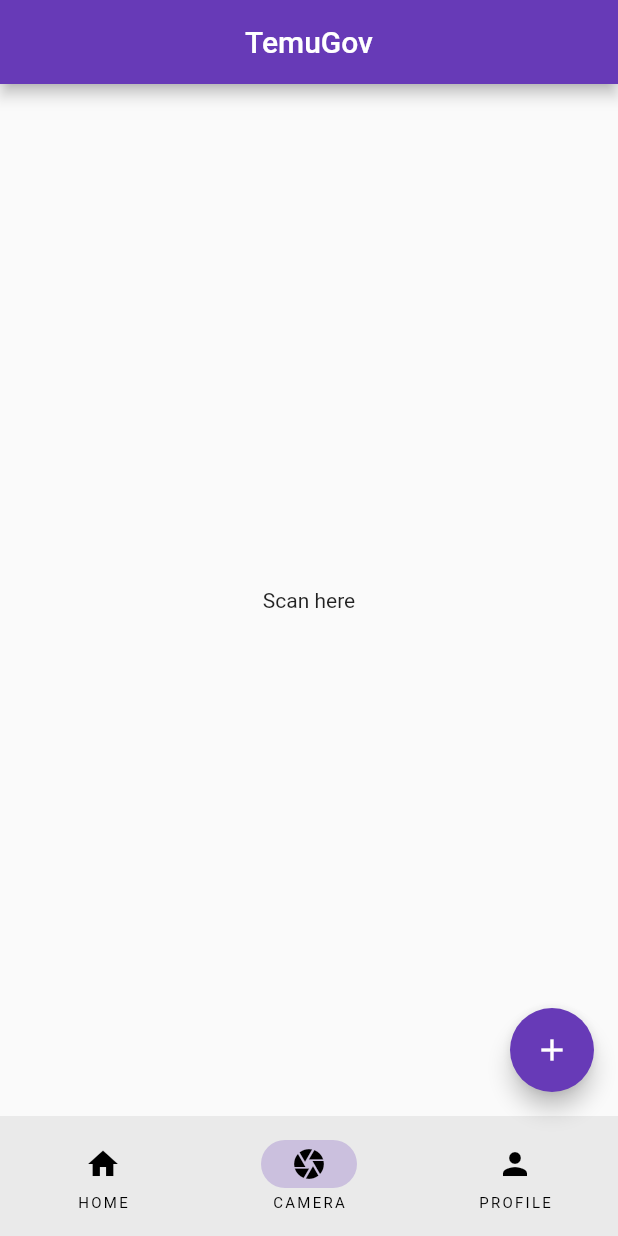
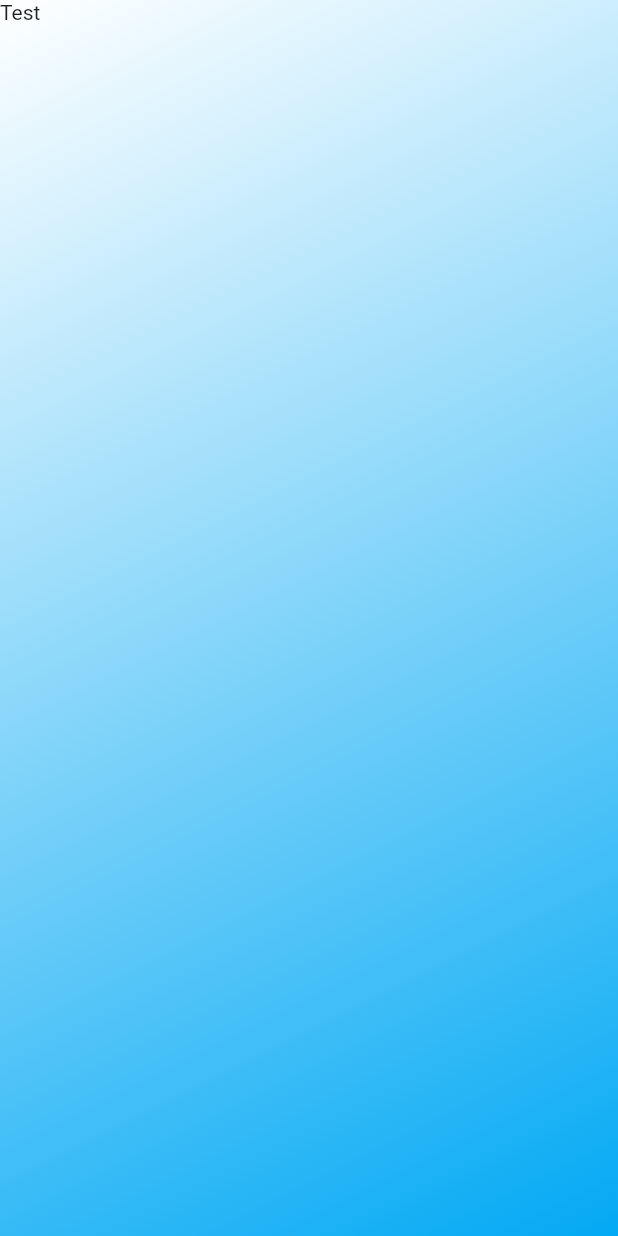
Before and after one commit to Azizie13/TemuGov, a Flutter app: the screen it shows after launch, item 2 of the bottom bar chosen, after a tap on the "add" icon, on a phone screen of 412 x 824 dp. Run offline on Flutter 3.47's test engine with Material 2 defaults, Android fonts, the phone set to English and light mode, and no system bars; our stand-ins replace animated_splash_screen, page_transition.

Commit message:
Fixed the background images, and added new pages

```diff
--- /dev/null
+++ b/lib/decoration/background.dart
@@ -0,0 +1,14 @@
+import 'package:flutter/material.dart';
+
+BoxDecoration backgroundGradient() {
+  return const BoxDecoration(
+    gradient: LinearGradient(
+      begin: Alignment.topLeft,
+      end: Alignment.bottomRight,
+      colors: [
+        Colors.white,
+        Colors.lightBlue,
+      ],
+    ),
+  );
+}
--- /dev/null
+++ b/lib/info_pages/lang_select.dart
@@ -0,0 +1,19 @@
+import 'package:flutter/material.dart';
+
+import '../decoration/background.dart';
+
+class LanguageSelectPage extends StatelessWidget {
+  const LanguageSelectPage({super.key});
+
+  @override
+  Widget build(BuildContext context) {
+    return Scaffold(
+      body: Container(
+        height: double.infinity,
+        width: double.infinity,
+        decoration: backgroundGradient(),
+        child: const Text("Test"),
+      ),
+    );
+  }
+}
--- a/lib/main.dart
+++ b/lib/main.dart
@@ -3,6 +3,7 @@ import 'package:temugov_dev/root_page.dart';
 import 'package:page_transition/page_transition.dart';
 import 'package:animated_splash_screen/animated_splash_screen.dart';
 import 'package:temugov_dev/splash.dart';
+import 'package:temugov_dev/decoration/background.dart';
 
 void main() {
   runApp(const MyApp());
@@ -15,19 +16,21 @@ class MyApp extends StatelessWidget {
   Widget build(BuildContext context) {
     return MaterialApp(
       title: 'TemuGov App',
-      home: AnimatedSplashScreen(
+      home: Container(
+        decoration: backgroundGradient(),
+        child: AnimatedSplashScreen(
           splash: const Splash(),
           splashIconSize: double.infinity,
           duration: 3000,
-        backgroundColor: Colors.deepPurple,
           splashTransition: SplashTransition.scaleTransition,
           pageTransitionType: PageTransitionType.topToBottom,
           nextScreen: const RootPage(
             title: 'TemuGov',
           ),
         ),
+      ),
       theme: ThemeData(
-        primarySwatch: Colors.deepPurple,
+        primarySwatch: Colors.lightBlue,
       ),
     );
   }
--- a/lib/main_pages/camera_page.dart
+++ b/lib/main_pages/camera_page.dart
@@ -5,6 +5,15 @@ class CameraPage extends StatelessWidget {
 
   @override
   Widget build(BuildContext context) {
-    return const Center(child: Text('Scan here'));
+    return Container(
+        height: double.infinity,
+        width: double.infinity,
+        // padding: const EdgeInsets.all(0.0),
+        // margin: const EdgeInsets.all(0.0),
+        decoration: const BoxDecoration(
+          image: DecorationImage(
+              image: AssetImage("assets/images/lake.jpg"), fit: BoxFit.contain),
+        ),
+        child: const Center(child: Text('Scan here')));
   }
 }
--- a/lib/main_pages/home_page.dart
+++ b/lib/main_pages/home_page.dart
@@ -3,45 +3,62 @@ import 'package:flutter/material.dart';
 class HomePage extends StatelessWidget {
   const HomePage({super.key});
 
+  Widget _buildIcon(IconData icon, String text, void Function()? onPressed) {
+    return SizedBox(
+      height: 100,
+      width: 100,
+      child: Column(
+        children: [
+          Container(
+            decoration: BoxDecoration(
+              shape: BoxShape.circle,
+              boxShadow: [
+                BoxShadow(
+                  color: Colors.grey.withOpacity(0.5),
+                  spreadRadius: 2,
+                  blurRadius: 2,
+                  offset: const Offset(4, 4),
+                ),
+              ],
+            ),
+            child: CircleAvatar(
+              maxRadius: 30,
+              backgroundColor: Colors.black,
+              child: IconButton(
+                onPressed: onPressed,
+                icon: Icon(icon),
+                color: Colors.white,
+                iconSize: 35,
+              ),
+            ),
+          ),
+          Text(text),
+        ],
+      ),
+    );
+  }
+
   @override
   Widget build(BuildContext context) {
     return Container(
       padding: const EdgeInsets.all(30.0),
-      margin: const EdgeInsets.all(5.0),
-      height: 200,
+      height: double.infinity,
       child: Column(children: [
         Row(
           mainAxisAlignment: MainAxisAlignment.spaceEvenly,
           children: [
-            IconButton(
-              onPressed: () {},
-              icon: const Icon(Icons.calendar_month_sharp),
-              iconSize: 50,
-            ),
-            IconButton(
-                onPressed: () {},
-                icon: const Icon(Icons.question_mark_sharp),
-                iconSize: 50),
-            IconButton(
-                onPressed: () {}, icon: const Icon(Icons.chat), iconSize: 50),
+            _buildIcon(
+                Icons.calendar_month_sharp, "     Manage\nAppointments", () {}),
+            _buildIcon(Icons.question_mark_sharp, "FAQ", () {}),
+            _buildIcon(Icons.chat, "HelperBot", () {}),
           ],
         ),
         Row(
           mainAxisAlignment: MainAxisAlignment.spaceEvenly,
           children: [
-            IconButton(
-              onPressed: () {},
-              icon: const Icon(Icons.supervised_user_circle),
-              iconSize: 50,
-            ),
-            IconButton(
-                onPressed: () {},
-                icon: const Icon(Icons.settings),
-                iconSize: 50),
-            IconButton(
-                onPressed: () {},
-                icon: const Icon(Icons.more_horiz_sharp),
-                iconSize: 50),
+            _buildIcon(Icons.supervisor_account, "HelperBot", () {}),
+            _buildIcon(Icons.settings, "Settings", () {}),
+            _buildIcon(Icons.more_horiz_sharp, "More", () {})
           ],
         ),
       ]),
--- a/lib/root_page.dart
+++ b/lib/root_page.dart
@@ -1,7 +1,10 @@
 import 'package:flutter/material.dart';
+import 'package:temugov_dev/info_pages/lang_select.dart';
 import 'package:temugov_dev/main_pages/camera_page.dart';
 import 'package:temugov_dev/main_pages/home_page.dart';
 import 'package:temugov_dev/main_pages/profile_page.dart';
+
+import 'decoration/background.dart';
 
 class RootPage extends StatefulWidget {
   const RootPage({super.key, required this.title});
@@ -21,11 +24,18 @@ class _RootPageState extends State<RootPage> {
       appBar: AppBar(
         title: Center(child: Text(widget.title)),
         automaticallyImplyLeading: false,
+        backgroundColor: Colors.transparent,
       ),
-      body: pages[currentPage],
+      body: Container(
+          height: double.infinity,
+          width: double.infinity,
+          decoration: backgroundGradient(),
+          child: pages[currentPage]),
       floatingActionButton: FloatingActionButton(
         onPressed: () {
           debugPrint("Pressed float action button");
+          Navigator.of(context).pushReplacement(MaterialPageRoute(
+              builder: (context) => const LanguageSelectPage()));
         },
         child: const Icon(Icons.add),
       ),
--- a/pubspec.yaml
+++ b/pubspec.yaml
@@ -62,7 +62,7 @@ flutter:
 
   # To add assets to your application, add an assets section, like this:
   assets:
-    - assets/images/
+    - assets/
   #   - images/a_dot_ham.jpeg
 
   # An image asset can refer to one or more resolution-specific "variants", see
```
Lines whose indentation alone changed are shown as unchanged.
